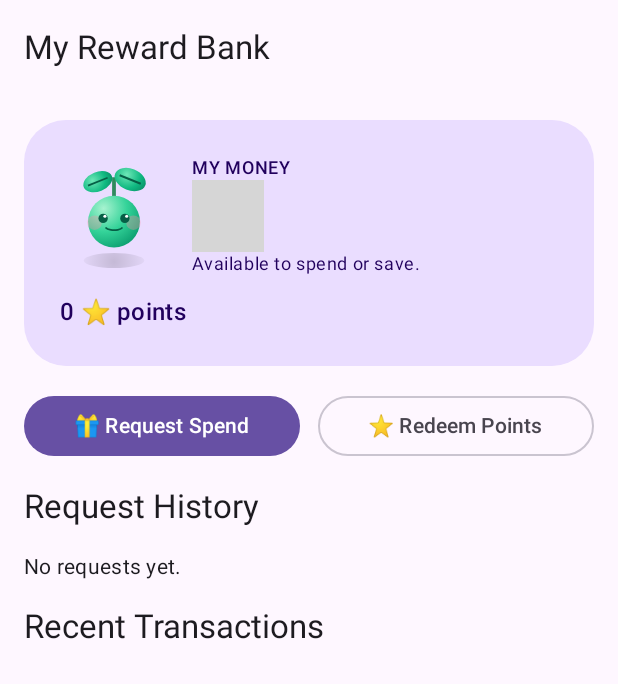
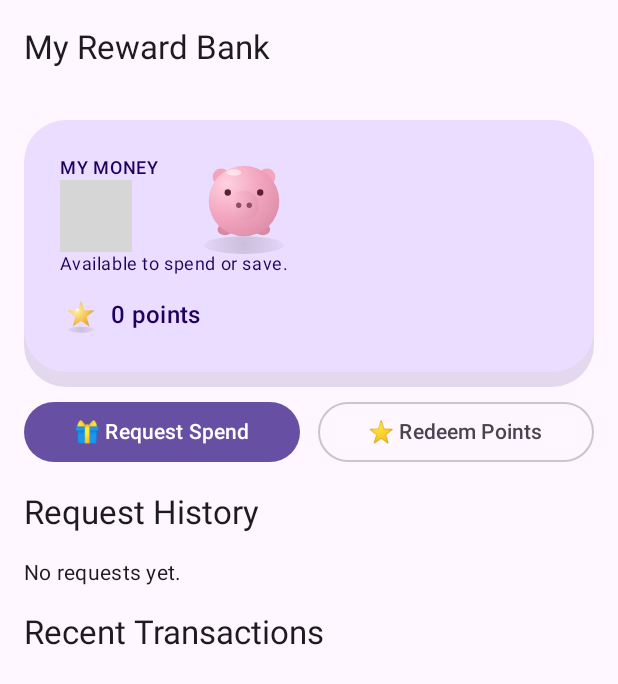
Before and after one commit to kiskey/SproutBank, an Android app built with Jetpack Compose: the composable RewardBankScreen shown on its own in the app's theme, on a phone screen of 412 x 824 dp. Shown: the top 684 px of the screen. Run offline under Robolectric (Android 15) with nearby library versions, the phone set to English and light mode, and no system bars; 11 statements that could not run were skipped; grey boxes are pictures that could not be loaded.

Commit message:
Refactor RewardBankScreen and BankHero components

```diff
--- a/app/src/main/java/com/sproutbank/app/ui/RewardBank.kt
+++ b/app/src/main/java/com/sproutbank/app/ui/RewardBank.kt
@@ -1,7 +1,6 @@
 package com.sproutbank.app.ui
 
 import androidx.compose.foundation.background
-import androidx.compose.foundation.clickable
 import androidx.compose.foundation.layout.*
 import androidx.compose.foundation.lazy.LazyColumn
 import androidx.compose.foundation.lazy.items
@@ -11,7 +10,7 @@ import androidx.compose.material3.*
 import androidx.compose.runtime.*
 import androidx.compose.ui.Alignment
 import androidx.compose.ui.Modifier
-import androidx.compose.ui.draw.clip
+import androidx.compose.ui.graphics.Color
 import androidx.compose.ui.text.input.KeyboardType
 import androidx.compose.ui.unit.dp
 import com.sproutbank.app.data.Repository
@@ -23,13 +22,22 @@ import com.sproutbank.app.vm.SproutViewModel
 @Composable
 fun RewardBankScreen(vm: SproutViewModel, state: ChildUiState) {
     var showRequest by remember { mutableStateOf(false) }
+    val reduced by vm.reducedAnimations.collectAsState()
 
-    Scaffold(topBar = { TopAppBar(title = { Text("My Reward Bank") }) }) { pad ->
+    Scaffold(
+        containerColor = Color.Transparent,
+        topBar = {
+            TopAppBar(
+                title = { Text("My Reward Bank") },
+                colors = TopAppBarDefaults.topAppBarColors(containerColor = Color.Transparent),
+            )
+        },
+    ) { pad ->
         LazyColumn(
             Modifier.padding(pad).fillMaxSize().padding(16.dp),
             verticalArrangement = Arrangement.spacedBy(16.dp),
         ) {
-            item { BankHero(state) }
+            item { BankHero(state, reduced) }
             item {
                 Row(horizontalArrangement = Arrangement.spacedBy(12.dp)) {
                     Button(onClick = { showRequest = true }, modifier = Modifier.weight(1f)) {
@@ -50,13 +58,13 @@ fun RewardBankScreen(vm: SproutViewModel, state: ChildUiState) {
             items(state.ledger.reversed()) { e ->
                 ThemedCard(Modifier.fillMaxWidth()) {
                     Row(verticalAlignment = Alignment.CenterVertically) {
-                        Text(
+                        StorybookObject(
                             when (e.kind) {
-                                "CREDIT", "BONUS" -> "🟢"
-                                "POINTS" -> "⭐"
-                                else -> "🛍️"
+                                "CREDIT", "BONUS" -> StorybookObject.COIN
+                                "POINTS" -> StorybookObject.STAR
+                                else -> StorybookObject.SHOPPING_BAG
                             },
-                            style = MaterialTheme.typography.titleMedium,
+                            size = 40.dp,
                         )
                         Spacer(Modifier.width(12.dp))
                         Column(Modifier.weight(1f)) {
@@ -92,18 +100,25 @@ fun RewardBankScreen(vm: SproutViewModel, state: ChildUiState) {
 }
 
 @Composable
-private fun BankHero(state: ChildUiState) {
+private fun BankHero(state: ChildUiState, reduced: Boolean) {
     val scheme = MaterialTheme.colorScheme
+    Box(Modifier.fillMaxWidth()) {
+        Box(
+            Modifier
+                .matchParentSize()
+                .offset(y = 10.dp)
+                .background(scheme.primary.copy(alpha = 0.18f), RoundedCornerShape(28.dp)),
+        )
         Card(
             shape = RoundedCornerShape(28.dp),
             modifier = Modifier.fillMaxWidth(),
             colors = CardDefaults.cardColors(containerColor = scheme.primaryContainer),
+            elevation = CardDefaults.cardElevation(defaultElevation = 0.dp),
         ) {
+            Box {
+                StorybookObject(StorybookObject.PIGGY, size = 84.dp,
+                    modifier = Modifier.align(Alignment.TopEnd).padding(end = 12.dp, top = 12.dp))
                 Column(Modifier.padding(24.dp)) {
-            Row(verticalAlignment = Alignment.CenterVertically) {
-                Sprout(mood = SproutMood.GROWING, size = 72.dp)
-                Spacer(Modifier.width(16.dp))
-                Column {
                     Text("MY MONEY", style = MaterialTheme.typography.labelMedium,
                         color = scheme.onPrimaryContainer)
                     Text(Repository.money(state.balanceCents),
@@ -112,12 +127,15 @@ private fun BankHero(state: ChildUiState) {
                     Text("Available to spend or save.",
                         style = MaterialTheme.typography.bodySmall,
                         color = scheme.onPrimaryContainer)
+                    Spacer(Modifier.height(12.dp))
+                    Row(verticalAlignment = Alignment.CenterVertically) {
+                        StorybookObject(StorybookObject.STAR, size = 28.dp)
+                        Spacer(Modifier.width(6.dp))
+                        Text("${state.points} points", style = MaterialTheme.typography.titleMedium,
+                            color = scheme.onPrimaryContainer)
                     }
                 }
-            Spacer(Modifier.height(12.dp))
-            Text("${state.points} ⭐ points",
-                style = MaterialTheme.typography.titleMedium,
-                color = scheme.onPrimaryContainer)
+            }
         }
     }
 }
```
Lines whose indentation alone changed are shown as unchanged.
